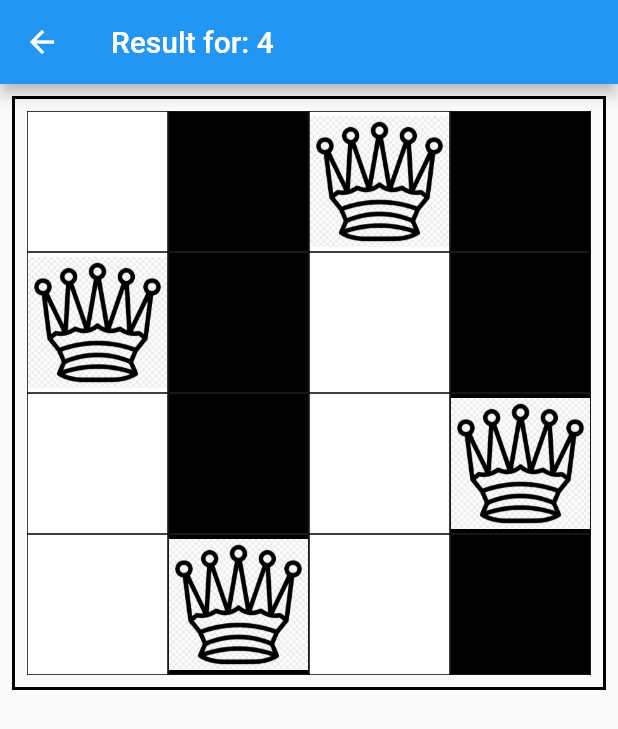
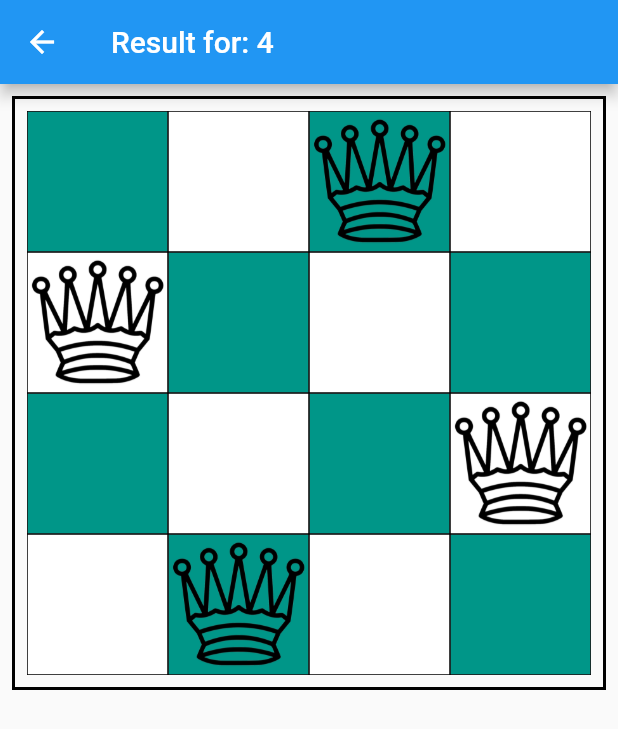
Before and after one commit to mand027/EightQueensFlutter, a Flutter app: the screen it shows after launch, after a tap on "Calculate", on a phone screen of 412 x 824 dp. Shown: the top 729 px of the screen. Run offline on Flutter 3.47's test engine with Material 2 defaults, Android fonts, the phone set to English and light mode, and no system bars.

Commit message:
queen pmg fixed, correctly checkered boards

```diff
--- a/lib/ProblamSolver.dart
+++ b/lib/ProblamSolver.dart
@@ -43,6 +43,7 @@ class _ProblemSolverState extends State<ProblemSolver> {
     });
   }
 
+  /* Queens Solution based on code by Princi Singh in https://www.geeksforgeeks.org/n-queen-problem-backtracking-3/ */
   void SolveQueensStart() {
 
     if (solveQueensRecursive(board, 0) == false)
@@ -149,8 +150,13 @@ class _ProblemSolverState extends State<ProblemSolver> {
     return GestureDetector(
       child: GridTile(
         child: Container(
-          decoration: BoxDecoration(
-            color: index%2 != 0 ? Colors.black : Colors.white,
+          decoration: N%2 == 0 ?
+          BoxDecoration(
+              color: (x%2 != 0 && y%2 != 0) || (x%2 == 0 && y%2 == 0)  ? Colors.teal : Colors.white,
+              border: Border.all(color: Colors.black, width: 0.5)
+          ) :
+          BoxDecoration(
+              color: index%2 == 0 ? Colors.teal : Colors.white,
               border: Border.all(color: Colors.black, width: 0.5)
           ),
           child: _buildGridItem(x, y),
```
Also changed, not shown: assets/images/Queen.png.
